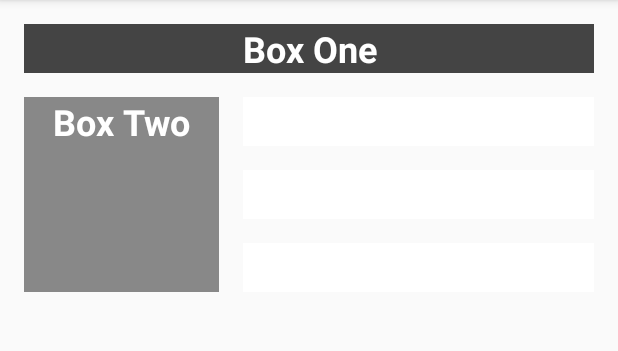
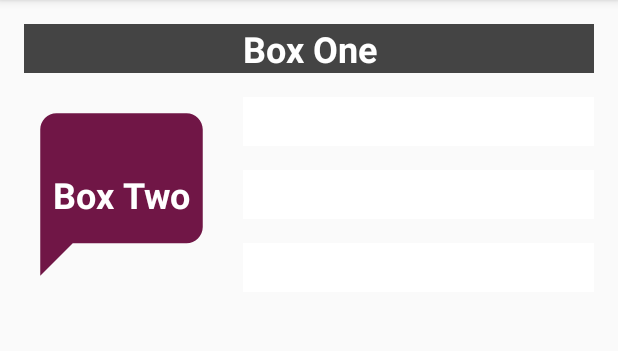
Before and after one commit to HimashiNethinikaRodrigo/ColorMyViews, an Android app: the screen it shows after launch (MainActivity), after a tap on "Box Two", on a phone screen of 412 x 824 dp, the part 84-435 px from its top. Run offline under Robolectric (Android 15) with nearby library versions, the phone set to English and light mode, and no system bars; Roboto replaces fonts that are not available here; 1 other tap on this screen came first.

Commit message:
add image drawable to textViewTwo and set gravity to text view

```diff
--- a/app/src/main/java/com/example/android/colormyviews/MainActivity.kt
+++ b/app/src/main/java/com/example/android/colormyviews/MainActivity.kt
@@ -30,7 +30,10 @@ class MainActivity : AppCompatActivity() {
     private fun makeColored(view: View) {
         when (view.id) {
             R.id.textViewOne -> view.setBackgroundColor(Color.DKGRAY)
-            R.id.textViewTwo -> view.setBackgroundColor(Color.GRAY)
+            R.id.textViewTwo ->{
+                view.setBackgroundColor(Color.GRAY)
+                view.setBackgroundResource(R.drawable.ic_baseline_chat_bubble_24)
+            }
             R.id.textViewThree -> view.setBackgroundColor(Color.BLUE)
             R.id.textViewFour -> view.setBackgroundColor(Color.MAGENTA)
             R.id.textViewFive -> view.setBackgroundColor(Color.BLUE)
--- /dev/null
+++ b/app/src/main/res/drawable/ic_baseline_chat_bubble_24.xml
@@ -0,0 +1,5 @@
+<vector android:height="24dp" android:tint="#701646"
+    android:viewportHeight="24" android:viewportWidth="24"
+    android:width="24dp" xmlns:android="http://schemas.android.com/apk/res/android">
+    <path android:fillColor="@android:color/white" android:pathData="M20,2H4c-1.1,0 -2,0.9 -2,2v18l4,-4h14c1.1,0 2,-0.9 2,-2V4c0,-1.1 -0.9,-2 -2,-2z"/>
+</vector>
--- a/app/src/main/res/layout/activity_main.xml
+++ b/app/src/main/res/layout/activity_main.xml
@@ -28,6 +28,7 @@
         android:layout_marginTop="@dimen/margin_wide"
         android:layout_marginEnd="@dimen/margin_wide"
         android:text="@string/box_two"
+        android:gravity="center"
         app:layout_constraintStart_toStartOf="parent"
         app:layout_constraintTop_toBottomOf="@id/textViewOne" />
 
```
